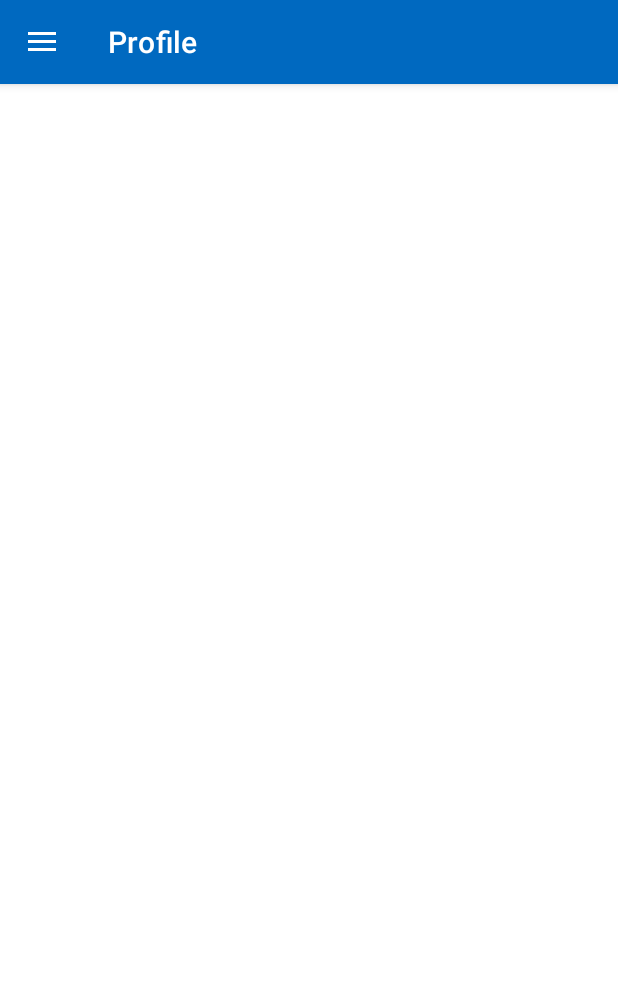
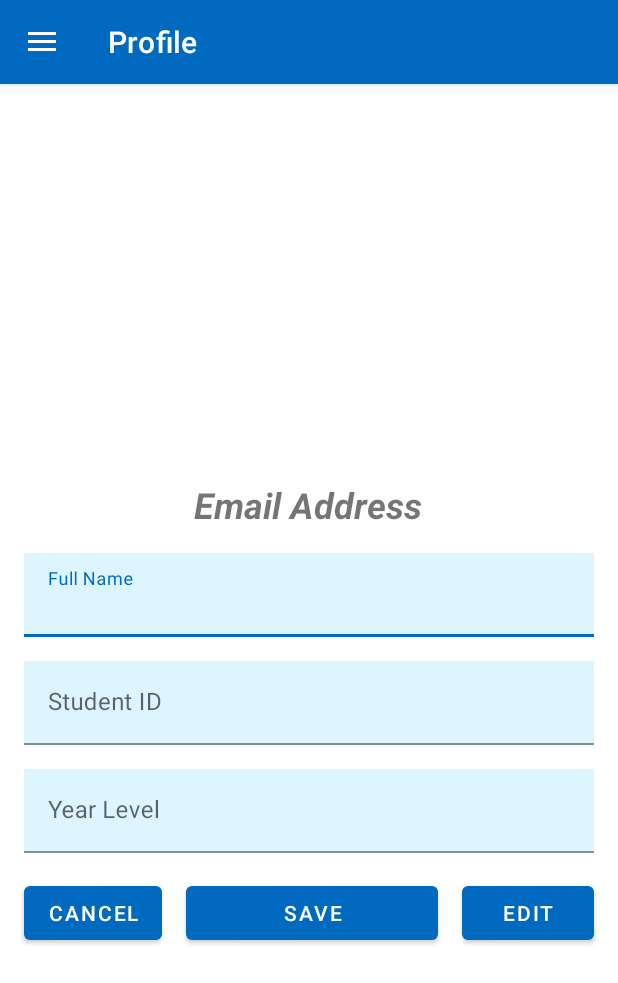
Before and after one commit to facerollofficial/FINAL-PROJECT-CCA-BFT, an Android app: the StudentProfile screen opened directly, with no data from a screen before it, on a phone screen of 412 x 824 dp. Shown: the top 983 px of the screen. Run offline under Robolectric (Android 15) with nearby library versions, the phone set to English and light mode, and no system bars; our stand-ins replace Firebase (no records; nobody signed in at launch, a user with empty details on screens opened directly); Roboto replaces fonts that are not available here.

Commit message:
Version ewan ko na V.StudentProfile

```diff
--- a/FinalProject/app/src/main/java/com/example/finalproject/StudentProfile.kt
+++ b/FinalProject/app/src/main/java/com/example/finalproject/StudentProfile.kt
@@ -13,6 +13,7 @@ import androidx.appcompat.app.ActionBarDrawerToggle
 import androidx.drawerlayout.widget.DrawerLayout
 import com.example.finalproject.databinding.ActivityProfileBinding
 import com.example.finalproject.databinding.ActivityStudentHomeBinding
+import com.example.finalproject.databinding.ActivityStudentProfileBinding
 import com.google.android.material.navigation.NavigationView
 import com.google.firebase.auth.FirebaseAuth
 import com.google.firebase.database.DatabaseReference
@@ -24,28 +25,31 @@ import java.io.File
 class StudentProfile : AppCompatActivity() {
     lateinit var toggle: ActionBarDrawerToggle
     private lateinit var actionBar: ActionBar
-    private lateinit var binding:ActivityStudentHomeBinding
+    private lateinit var binding:ActivityStudentProfileBinding
     private lateinit var auth: FirebaseAuth
     private lateinit var databaseReference: DatabaseReference
     private lateinit var storageReference: StorageReference
 
     private lateinit var uid:String
     private lateinit var fullname:EditText
+    private lateinit var studentId:EditText
+    private lateinit var level:EditText
 
     override fun onCreate(savedInstanceState: Bundle?) {
         super.onCreate(savedInstanceState)
-        binding = ActivityStudentHomeBinding.inflate(layoutInflater)
+        binding = ActivityStudentProfileBinding.inflate(layoutInflater)
         setContentView(binding.root)
 
         actionBar=supportActionBar!!
         actionBar.title="Profile"
+        supportActionBar?.setDisplayHomeAsUpEnabled(true)
 
         //bind variables
-        val drawerLayout: DrawerLayout =findViewById(R.id.myDrawerLayout)
+        val drawerLayout: DrawerLayout =findViewById(R.id.ProfileDrawer)
         val navView: NavigationView =findViewById(R.id.nav_view)
-        //fullname = findViewById<EditText>(R.id.inFullname)
-        //EditText studentId = findViewById<EditText>(R.id.inId)
-        //EditText level = findViewById<EditText>(R.id.inYearlevel)
+        fullname = findViewById<EditText>(R.id.inFullname)
+        studentId = findViewById<EditText>(R.id.inId)
+        level = findViewById<EditText>(R.id.inYearlevel)
 
 
         toggle = ActionBarDrawerToggle(this,drawerLayout, R.string.open, R.string.close)
@@ -59,27 +63,31 @@ class StudentProfile : AppCompatActivity() {
         databaseReference= FirebaseDatabase.getInstance("https://finalproject-7a07c-default-rtdb.asia-southeast1.firebasedatabase.app").getReference("Students")
         databaseReference.child(uid).get().addOnSuccessListener {
             if(it.exists()){
-                //val name = it.child("fullname").value
-                //val studId = it.child("userId").value
-                //val lvl = it.child("yearLevel").value
+                val name = it.child("fullname").value
+                val studId = it.child("userId").value
+                val lvl = it.child("yearLevel").value
 
-                //fullname.setText(name.toString())
-                //studentId.setText(studId.toString())
-                //level.setText(lvl.toString())
+                fullname.setText(name.toString())
+                studentId.setText(studId.toString())
+                level.setText(lvl.toString())
+
+                fullname.isEnabled = false;
+                studentId.isEnabled = false;
+                level.isEnabled = false;
             }
         }
 
         val localfile= File.createTempFile("tempImage", "jpg")
         storageReference.getFile(localfile).addOnSuccessListener {
             val bitmap = BitmapFactory.decodeFile(localfile.absolutePath)
-            //var profImage = findViewById<ImageView>(R.id.profileImage)
-            //profImage.setImageBitmap(bitmap)
+            var profImage = findViewById<ImageView>(R.id.profileImage)
+            var profilePic = findViewById<ImageView>(R.id.profilePicture)
+            profImage.setImageBitmap(bitmap)
+            profilePic.setImageBitmap(bitmap)
         }.addOnFailureListener{
             Toast.makeText(this, "Failed to retrieve profile Image", Toast.LENGTH_SHORT).show()
         }
 
-
-        supportActionBar?.setDisplayHomeAsUpEnabled(true)
 
 
         navView.setNavigationItemSelectedListener {
--- a/FinalProject/app/src/main/res/layout/activity_student_profile.xml
+++ b/FinalProject/app/src/main/res/layout/activity_student_profile.xml
@@ -2,7 +2,7 @@
 <androidx.drawerlayout.widget.DrawerLayout xmlns:android="http://schemas.android.com/apk/res/android"
     xmlns:app="http://schemas.android.com/apk/res-auto"
     xmlns:tools="http://schemas.android.com/tools"
-    android:id = "@+id/myDrawerLayout"
+    android:id = "@+id/ProfileDrawer"
     android:layout_width="match_parent"
     android:layout_height="match_parent"
     tools:openDrawer="start"
```
